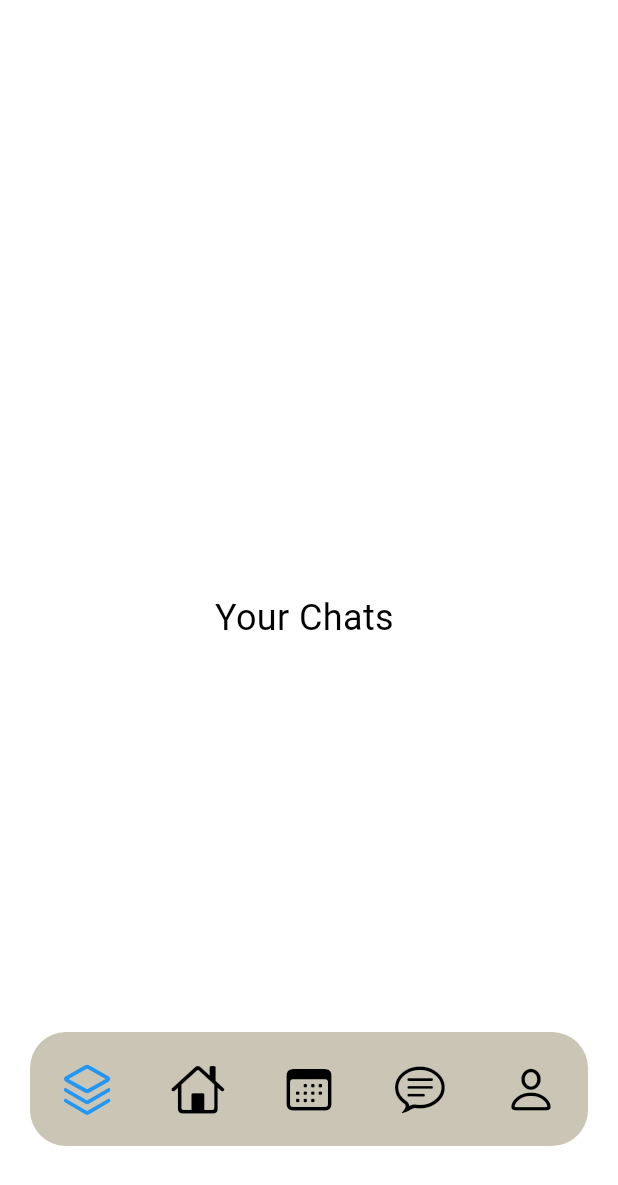
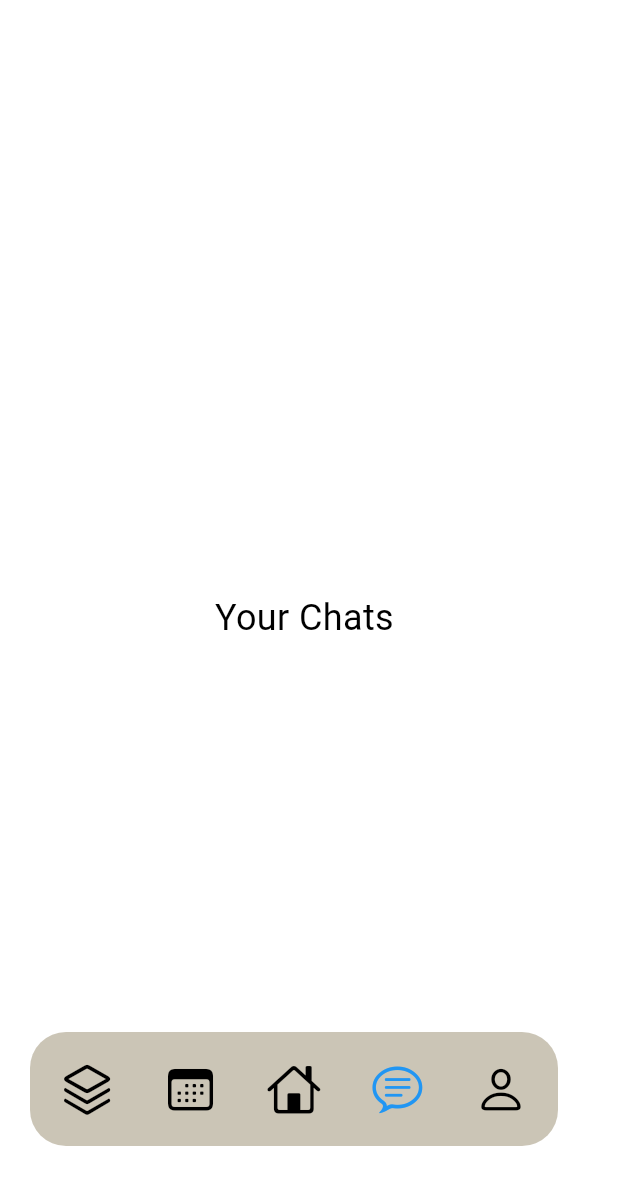
Before and after one commit to studbudz/studbudz, a Flutter app: the screen it shows after launch, item 4 of the bottom bar chosen, on a phone screen of 412 x 824 dp. Shown: the top 1185 px of the screen. Run offline on Flutter 3.47's test engine with Material 3 defaults, Android fonts, the phone set to English and light mode, and no system bars; our stand-ins replace flutter_map, flutter_secure_storage, latlong2; missing offline and left inert: bip39.

Commit message:
Update layout for NavBarWidget and enhance AppPage enum with postWidget

```diff
--- a/studbudz/lib/UI/chat_page.dart
+++ b/studbudz/lib/UI/chat_page.dart
@@ -1,5 +1,5 @@
 import 'package:flutter/material.dart';
-import 'package:studubdz/UI/nav_bar.dart';  // Import your NavBarWidget
+import 'package:studubdz/UI/nav_bar.dart'; // Import your NavBarWidget
 
 class ChatPage extends StatefulWidget {
   const ChatPage({super.key});
@@ -28,11 +28,11 @@ class _ChatPageState extends State<ChatPage> {
             ],
           ),
         ),
-         Positioned(
+        Positioned(
           bottom: 0,
           left: 0,
-          right: 0,
-          child: NavBarWidget(),  // Add NavBarWidget at the bottom
+          right: 20,
+          child: NavBarWidget(), // Add NavBarWidget at the bottom
         ),
       ],
     );
--- a/studbudz/lib/UI/feed_page.dart
+++ b/studbudz/lib/UI/feed_page.dart
@@ -38,7 +38,7 @@ class _FeedPageState extends State<FeedPage> {
         const Positioned(
           bottom: 0,
           left: 0,
-          right: 0,
+          right: 20,
           child: NavBarWidget(),
         ),
       ],
--- a/studbudz/lib/UI/home_page.dart
+++ b/studbudz/lib/UI/home_page.dart
@@ -20,7 +20,7 @@ class _HomePageState extends State<HomePage> {
         //search bar
         Positioned(
           top: 70,
-          left: 20,
+          left: 0,
           right: 20,
           child: RoundedSearchBox(),
         ),
@@ -28,7 +28,7 @@ class _HomePageState extends State<HomePage> {
           left: 0,
           right: 0,
           bottom: 20,
-          child: NavBarWidget(height: 60),
+          child: NavBarWidget(),
         ),
       ],
     );
--- a/studbudz/lib/UI/nav_bar.dart
+++ b/studbudz/lib/UI/nav_bar.dart
@@ -6,7 +6,6 @@ import 'package:studubdz/notifier.dart';
 import 'package:studubdz/UI/schedule_page.dart';
 import 'package:studubdz/UI/chat_page.dart';
 import 'package:studubdz/UI/profile_page.dart';
-
 
 class NavBarWidget extends StatefulWidget {
   final double height;
@@ -18,6 +17,7 @@ class NavBarWidget extends StatefulWidget {
 
 class _NavBarWidgetState extends State<NavBarWidget> {
   int selectedIndex = 0;
+  AppPage currentPage = Controller().currentPage;
   double iconSize = 36;
 
   final List<IconData> icons = [
@@ -27,7 +27,6 @@ class _NavBarWidgetState extends State<NavBarWidget> {
     CupertinoIcons.chat_bubble_text,
     CupertinoIcons.person,
     CupertinoIcons.add
-
   ];
 
   final List<String> labels = [
@@ -36,12 +35,13 @@ class _NavBarWidgetState extends State<NavBarWidget> {
     'Schedule',
     'Chat',
     'Profile'
-    'Add Post',
+        'Add Post',
   ];
 
   @override
   Widget build(BuildContext context) {
     Controller notifier = Controller();
+
     return SafeArea(
       child: Padding(
         padding: EdgeInsets.only(bottom: widget.height),
@@ -65,21 +65,8 @@ class _NavBarWidgetState extends State<NavBarWidget> {
                 icon: Icon(
                   icons[0],
                   size: iconSize,
-                  color: selectedIndex == 0 ? Colors.blue : Colors.black,
-                ),
-              ),
-              IconButton(
-                onPressed: () {
-                  setState(() {
-                    selectedIndex = 1;
-                  });
-                  print('Tapped on ${labels[1]}');
-                  notifier.setPage(AppPage.home);
-                },
-                icon: Icon(
-                  selectedIndex == 1 ? CupertinoIcons.add : icons[1],
-                  size: iconSize,
-                  color: selectedIndex == 1 ? Colors.blue : Colors.black,
+                  color:
+                      currentPage == AppPage.feed ? Colors.blue : Colors.black,
                 ),
               ),
               IconButton(
@@ -93,7 +80,24 @@ class _NavBarWidgetState extends State<NavBarWidget> {
                 icon: Icon(
                   icons[2],
                   size: iconSize,
-                  color: selectedIndex == 2 ? Colors.blue : Colors.black,
+                  color: currentPage == AppPage.schedule
+                      ? Colors.blue
+                      : Colors.black,
+                ),
+              ),
+              IconButton(
+                onPressed: () {
+                  setState(() {
+                    selectedIndex = 1;
+                  });
+                  print('Tapped on ${labels[1]}');
+                  notifier.setPage(AppPage.home);
+                },
+                icon: Icon(
+                  currentPage == AppPage.home ? CupertinoIcons.add : icons[1],
+                  size: iconSize,
+                  color:
+                      currentPage == AppPage.home ? Colors.blue : Colors.black,
                 ),
               ),
               IconButton(
@@ -107,7 +111,8 @@ class _NavBarWidgetState extends State<NavBarWidget> {
                 icon: Icon(
                   icons[3],
                   size: iconSize,
-                  color: selectedIndex == 3 ? Colors.blue : Colors.black,
+                  color:
+                      currentPage == AppPage.chat ? Colors.blue : Colors.black,
                 ),
               ),
               IconButton(
@@ -121,7 +126,9 @@ class _NavBarWidgetState extends State<NavBarWidget> {
                 icon: Icon(
                   icons[4],
                   size: iconSize,
-                  color: selectedIndex == 4 ? Colors.blue : Colors.black,
+                  color: currentPage == AppPage.profile
+                      ? Colors.blue
+                      : Colors.black,
                 ),
               ),
             ],
--- a/studbudz/lib/main.dart
+++ b/studbudz/lib/main.dart
@@ -51,7 +51,7 @@ class MyApp extends StatelessWidget {
 
     //weird logic but allows hard coding of default page through controller.currentPage.
     //if (!Controller().engine.isLoggedIn()) {
-      //return const SignUpPage();
+    //return const SignUpPage();
     //}
 
     switch (controller.currentPage) {
@@ -70,7 +70,7 @@ class MyApp extends StatelessWidget {
         return const ChatPage();
       case AppPage.profile:
         return const ProfilePage();
-      case AppPage.post:
+      case AppPage.postWidget:
         return const PostWidget();
       default:
         return const SignUpPage(); // Default to SignUpPage
--- a/studbudz/lib/notifier.dart
+++ b/studbudz/lib/notifier.dart
@@ -1,7 +1,18 @@
 import 'package:flutter/material.dart';
 import 'package:studubdz/Engine/engine.dart';
 
-enum AppPage { signIn, signUp, home, profile, settings, feed, schedule, chat, post}
+enum AppPage {
+  signIn,
+  signUp,
+  home,
+  profile,
+  settings,
+  feed,
+  schedule,
+  chat,
+  post,
+  postWidget
+}
 
 class Controller extends ChangeNotifier {
   //instantiates the controller internally
```
Also changed, not shown: 4 other files.
